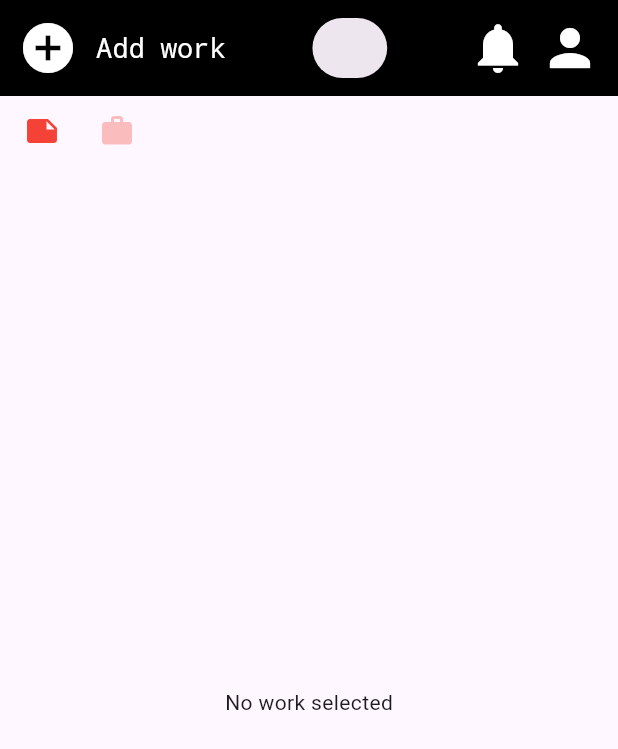
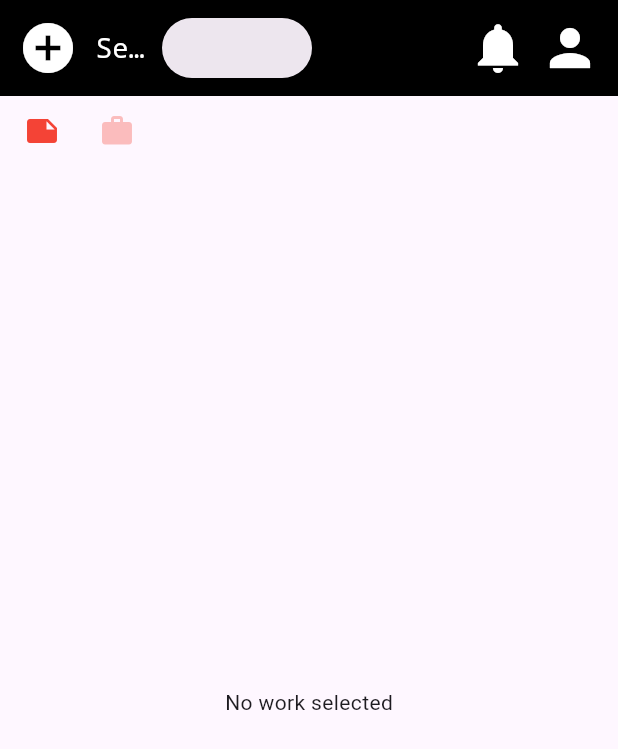
Before and after one commit to ISoftware-co-za/MyWork, a Flutter app: the screen it shows after launch, on a phone screen of 412 x 824 dp. Shown: the top 749 px of the screen. Run offline on Flutter 3.47's test engine with Material 3 defaults, Android fonts, the light colour scheme and no system bars; our stand-ins replace faker, get_it, sentry_flutter; missing offline and left inert: fleather, mongo_dart; statements that could not run were skipped.

Commit message:
MW-150 Completed commit

```diff
--- a/Implementation/client_interface/lib/header/control_button_select_work.dart
+++ b/Implementation/client_interface/lib/header/control_button_select_work.dart
@@ -7,18 +7,25 @@ import 'package:flutter/material.dart';
 class ControlButtonSelectWork extends StatelessWidget {
   final String label;
   final bool isMouseOver;
-  const ControlButtonSelectWork({required this.label, required this.isMouseOver, super.key});
+  const ControlButtonSelectWork(
+      {required this.label, required this.isMouseOver, super.key});
 
   @override
   Widget build(BuildContext context) {
     TextStyle titleTextStyle = Theme.of(context).appBarTheme.titleTextStyle!;
-    ControlWorkButtonTheme workButtonTheme = Theme.of(context).extension<ControlWorkButtonTheme>()!;
+    ControlWorkButtonTheme workButtonTheme =
+        Theme.of(context).extension<ControlWorkButtonTheme>()!;
     return Container(
       padding: EdgeInsets.all(workButtonTheme.padding),
-      foregroundDecoration:
-      (isMouseOver) ? BoxDecoration(border: Border.all(color: workButtonTheme.hoverColor, width: workButtonTheme.hoverBorderWidth)) : null,
-      child: Text(label,
-          style: titleTextStyle),
+      foregroundDecoration: (isMouseOver)
+          ? BoxDecoration(
+              border: Border.all(
+                  color: workButtonTheme.hoverColor,
+                  width: workButtonTheme.hoverBorderWidth))
+          : null,
+      child:
+          Text(label, overflow: TextOverflow.ellipsis,   maxLines: 1,                     // Restricts the text to a single line
+              softWrap: false,  style: titleTextStyle),
     );
   }
 }
@@ -30,20 +37,28 @@ class ControlWorkButtonTheme extends ThemeExtension<ControlWorkButtonTheme> {
   final Color hoverColor;
   final double hoverBorderWidth;
 
-  const ControlWorkButtonTheme({required this.padding, required this.hoverColor, required this.hoverBorderWidth});
+  const ControlWorkButtonTheme(
+      {required this.padding,
+      required this.hoverColor,
+      required this.hoverBorderWidth});
 
   @override
   ThemeExtension<ControlWorkButtonTheme> copyWith() {
-    return ControlWorkButtonTheme(padding:padding, hoverColor: hoverColor, hoverBorderWidth: hoverBorderWidth);
+    return ControlWorkButtonTheme(
+        padding: padding,
+        hoverColor: hoverColor,
+        hoverBorderWidth: hoverBorderWidth);
   }
 
   @override
-  ThemeExtension<ControlWorkButtonTheme> lerp(covariant ControlWorkButtonTheme? other, double t) {
+  ThemeExtension<ControlWorkButtonTheme> lerp(
+      covariant ControlWorkButtonTheme? other, double t) {
     if (other == null) return this;
     return ControlWorkButtonTheme(
       padding: lerpDouble(padding, other.padding, t)!,
       hoverColor: Color.lerp(hoverColor, other.hoverColor, t)!,
-      hoverBorderWidth: lerpDouble(hoverBorderWidth, other.hoverBorderWidth, t)!,
+      hoverBorderWidth:
+          lerpDouble(hoverBorderWidth, other.hoverBorderWidth, t)!,
     );
   }
 }
--- a/Implementation/client_interface/lib/header/layout_header.dart
+++ b/Implementation/client_interface/lib/header/layout_header.dart
@@ -19,8 +19,7 @@ class LayoutHeader extends StatelessWidget {
         mainAxisSize: MainAxisSize.max,
         crossAxisAlignment: CrossAxisAlignment.center,
         children: [
-          ControlWorkSelector(label: 'Add work', ),
-          Spacer(flex: 1,),
+          Expanded(flex: 1, child: ControlWorkSelector(label: 'Select work', )),
           Expanded(flex: 1, child: ControlSearch()),
           Spacer(flex: 1,),
           ControlNotifications(),
--- a/Implementation/client_interface/lib/header/layout_work_selector.dart
+++ b/Implementation/client_interface/lib/header/layout_work_selector.dart
@@ -1,3 +1,4 @@
+import 'package:client_interfaces1/state/controller_work.dart';
 import 'package:client_interfaces1/state/provider_state_application.dart';
 import 'package:client_interfaces1/state/work_type.dart';
 import 'package:flutter/material.dart';
@@ -17,12 +18,15 @@ class ControlWorkSelector extends StatefulWidget {
 class _ControlWorkSelectorState extends State<ControlWorkSelector> {
   @override
   Widget build(BuildContext context) {
+    ControllerWork workController =
+        ProviderStateApplication.of(context)!.workController;
     return Row(
-        mainAxisSize: MainAxisSize.min,
+        mainAxisSize: MainAxisSize.max,
         crossAxisAlignment: CrossAxisAlignment.center,
         children: [
           const ControlButtonAddWork(),
-          GestureDetector(
+          Flexible(
+              child: GestureDetector(
             onTap: () => _showWorkDialog(context),
             child: MouseRegion(
                 onEnter: (event) => setState(() {
@@ -31,9 +35,16 @@ class _ControlWorkSelectorState extends State<ControlWorkSelector> {
                 onExit: (event) => setState(() {
                       _isMouseOver = false;
                     }),
-                child: ControlButtonSelectWork(
-                    label: widget.label, isMouseOver: _isMouseOver)),
-          )
+                child: ValueListenableBuilder(
+                    valueListenable: workController.selectedWork,
+                    builder: (context, work, child) {
+                      String label = workController.hasWork
+                          ? work!.name.value!
+                          : 'Select work';
+                      return ControlButtonSelectWork(
+                          label: label, isMouseOver: _isMouseOver);
+                    })),
+          ))
         ]);
   }
 
```
